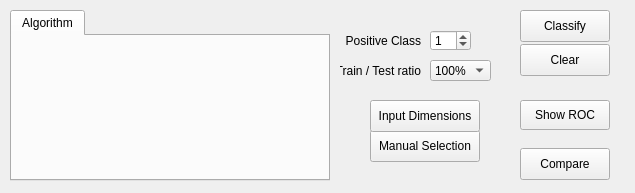
Above: MLDemos/optsClassify.ui from b4silio/MLDemos before the change. Below: the same form after it.
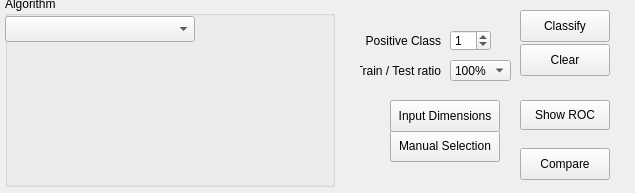
That is the form after the change.

Commit message: REPLACED: the algorithm tabs with a cleaner (less cluttered) drop-down list

```diff
--- a/MLDemos/optsClassify.ui
+++ b/MLDemos/optsClassify.ui
@@ -25,9 +25,9 @@
   <widget class="QWidget" name="optionWidget" native="true">
    <property name="geometry">
     <rect>
-     <x>340</x>
+     <x>360</x>
      <y>10</y>
-     <width>171</width>
+     <width>160</width>
      <height>171</height>
     </rect>
    </property>
@@ -213,29 +213,6 @@
     </property>
    </widget>
   </widget>
-  <widget class="QTabWidget" name="tabWidget">
-   <property name="geometry">
-    <rect>
-     <x>10</x>
-     <y>10</y>
-     <width>320</width>
-     <height>171</height>
-    </rect>
-   </property>
-   <property name="font">
-    <font>
-     <pointsize>9</pointsize>
-    </font>
-   </property>
-   <property name="currentIndex">
-    <number>0</number>
-   </property>
-   <widget class="QWidget" name="tab">
-    <attribute name="title">
-     <string>Algorithm</string>
-    </attribute>
-   </widget>
-  </widget>
   <widget class="QPushButton" name="compareButton">
    <property name="geometry">
     <rect>
@@ -333,6 +310,44 @@
     <string>Show ROC</string>
    </property>
   </widget>
+  <widget class="QGroupBox" name="groupBox">
+   <property name="geometry">
+    <rect>
+     <x>5</x>
+     <y>-4</y>
+     <width>330</width>
+     <height>191</height>
+    </rect>
+   </property>
+   <property name="title">
+    <string>Algorithm</string>
+   </property>
+   <widget class="QComboBox" name="algoList">
+    <property name="geometry">
+     <rect>
+      <x>0</x>
+      <y>20</y>
+      <width>190</width>
+      <height>26</height>
+     </rect>
+    </property>
+    <property name="font">
+     <font>
+      <pointsize>10</pointsize>
+     </font>
+    </property>
+   </widget>
+   <widget class="QWidget" name="algoWidget" native="true">
+    <property name="geometry">
+     <rect>
+      <x>4</x>
+      <y>47</y>
+      <width>321</width>
+      <height>141</height>
+     </rect>
+    </property>
+   </widget>
+  </widget>
  </widget>
  <resources/>
  <connections/>
```
The commit also changes 16 other files.
